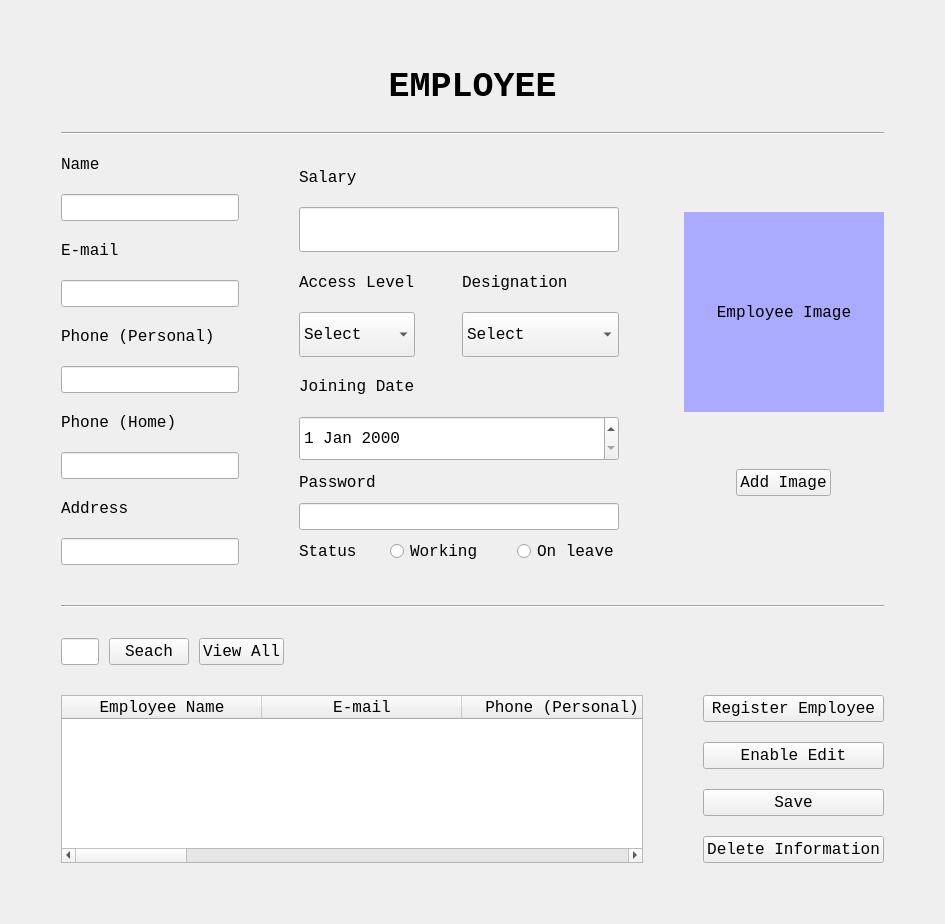
ASNaeem/Simple-VCMS, file EmployeeUI.ui: the form before one commit.
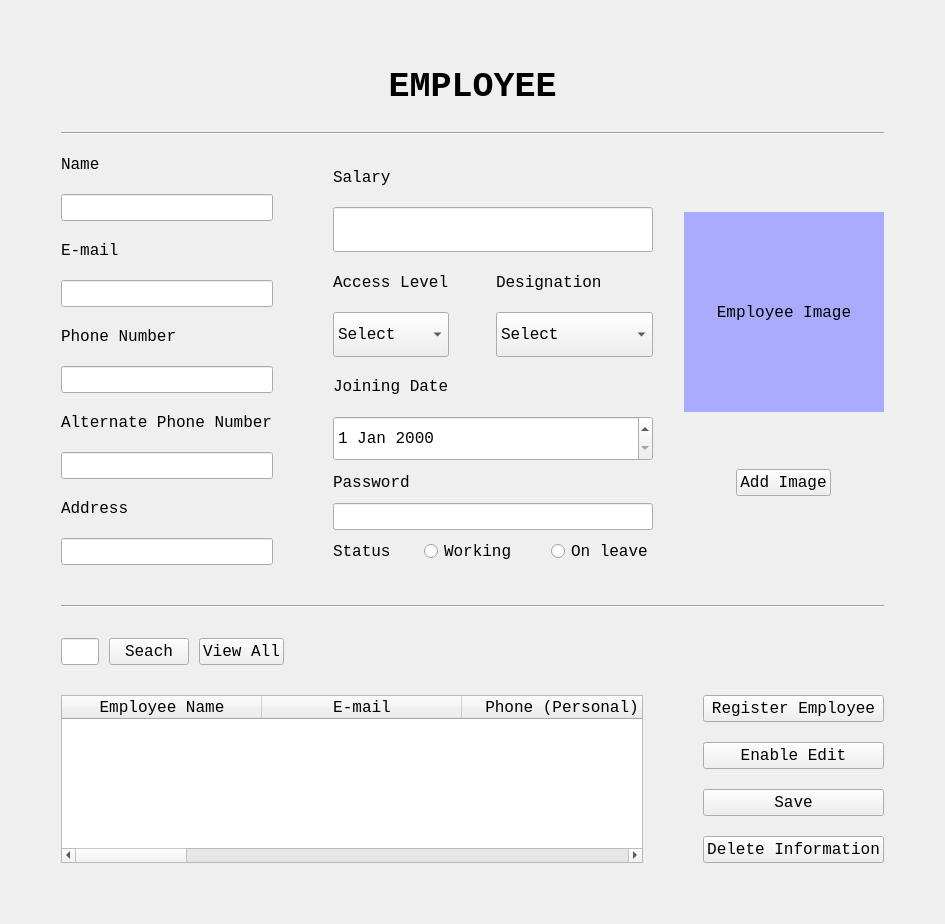
The form after the commit.

```diff
--- a/EmployeeUI.ui
+++ b/EmployeeUI.ui
@@ -195,7 +195,7 @@
                 </font>
                </property>
                <property name="text">
-                <string>Phone (Personal)</string>
+                <string>Phone Number</string>
                </property>
               </widget>
              </item>
@@ -233,7 +233,7 @@
                 </font>
                </property>
                <property name="text">
-                <string>Phone (Home)</string>
+                <string>Alternate Phone Number</string>
                </property>
               </widget>
              </item>
```
